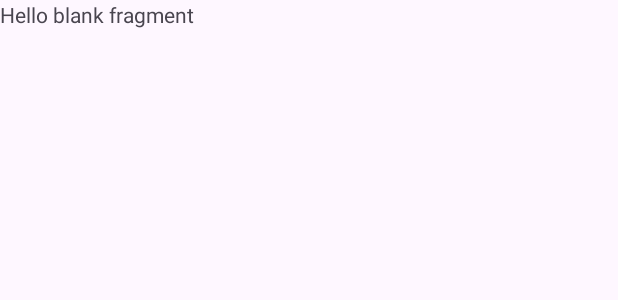
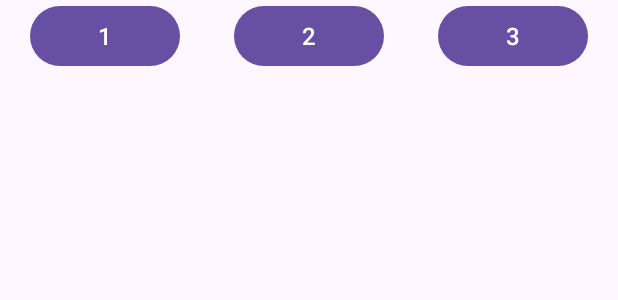
Before and after one commit to LumakanA/nested-fragment-switcher, an Android app: the layout fragment_buttons.xml on its own in the app's theme, with its tools: preview values and no code run, on a phone screen of 412 x 824 dp. Shown: the top 300 px of the screen. Run offline under Robolectric (Android 15) with nearby library versions, the phone set to English and light mode, and no system bars.

Commit message:
final changes

```diff
--- a/app/src/main/res/layout/fragment_buttons.xml
+++ b/app/src/main/res/layout/fragment_buttons.xml
@@ -2,13 +2,35 @@
 <FrameLayout xmlns:android="http://schemas.android.com/apk/res/android"
     xmlns:tools="http://schemas.android.com/tools"
     android:layout_width="match_parent"
-    android:layout_height="match_parent"
+    android:layout_height="wrap_content"
     tools:context=".presentation.ButtonsFragment">
 
-    <!-- TODO: Update blank fragment layout -->
-    <TextView
-        android:layout_width="match_parent"
-        android:layout_height="match_parent"
-        android:text="@string/hello_blank_fragment" />
+    <com.google.android.material.button.MaterialButton
+        android:id="@+id/buttonOne"
+        android:layout_width="100dp"
+        android:layout_height="wrap_content"
+        android:layout_marginStart="20dp"
+        android:text="@string/_1"
+        android:textColor="@color/white"
+        android:textSize="16sp" />
+
+    <com.google.android.material.button.MaterialButton
+        android:id="@+id/buttonTwo"
+        android:layout_width="100dp"
+        android:layout_height="wrap_content"
+        android:layout_gravity="center_horizontal"
+        android:text="@string/_2"
+        android:textColor="@color/white"
+        android:textSize="16sp" />
+
+    <com.google.android.material.button.MaterialButton
+        android:id="@+id/buttonThree"
+        android:layout_width="100dp"
+        android:layout_height="wrap_content"
+        android:layout_gravity="end"
+        android:layout_marginEnd="20dp"
+        android:text="@string/_3"
+        android:textColor="@color/white"
+        android:textSize="16sp" />
 
 </FrameLayout>
--- a/app/src/main/res/values/strings.xml
+++ b/app/src/main/res/values/strings.xml
@@ -1,5 +1,6 @@
 <resources>
     <string name="app_name">nested-fragment-switcher</string>
-    <!-- TODO: Remove or change this placeholder text -->
-    <string name="hello_blank_fragment">Hello blank fragment</string>
+    <string name="_1">1</string>
+    <string name="_2">2</string>
+    <string name="_3">3</string>
 </resources>
```
Also changed, not shown: app/src/main/java/com/example/nested_fragment_switcher/presentation/ButtonsFragment.kt (+34 -1 lines), app/src/main/java/com/example/nested_fragment_switcher/presentation/MainActivity.kt (+15 -2 lines), app/src/main/res/layout/activity_main.xml (+14 -5 lines), app/src/main/res/layout/fragment_one.xml (+7 -5 lines), app/src/main/res/layout/fragment_three.xml (+7 -5 lines), app/src/main/res/layout/fragment_two.xml (+7 -5 lines).
